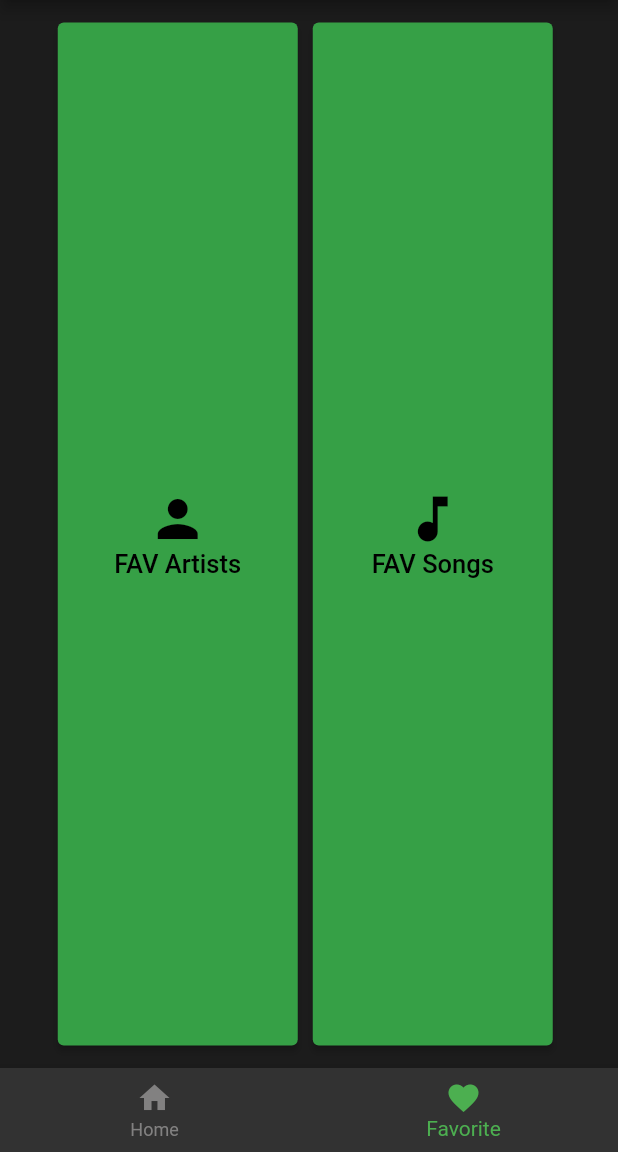
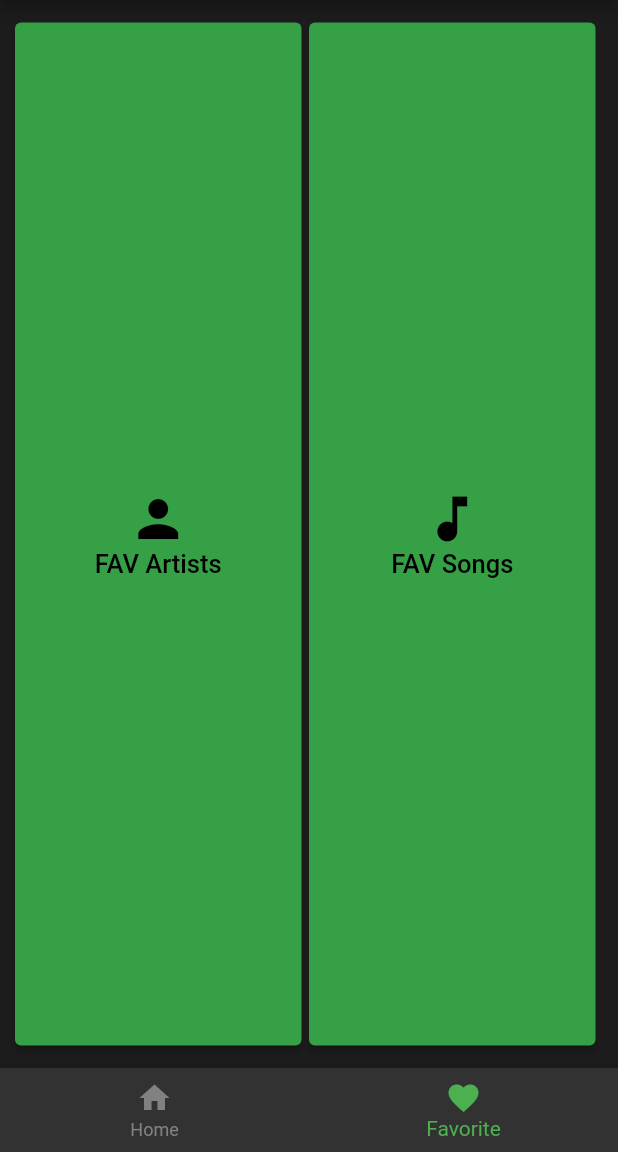
Before and after one commit to hermandyudin/flutter_group_project, a Flutter app: the screen it shows after launch, item 2 of the bottom bar chosen, on a phone screen of 412 x 824 dp, the part 84-1236 px from its top. Run offline on Flutter 3.47's test engine with Material 2 defaults, Android fonts, the phone set to English and light mode, and no system bars; our stand-ins replace internet_connection_checker; network calls fail; Roboto replaces fonts that are missing (Montserrat).

Commit message:
Fixed favourite screen

```diff
--- a/lib/favorite_page.dart
+++ b/lib/favorite_page.dart
@@ -21,6 +21,7 @@ class FavoriteNew extends State<FavoriteNewStateful> {
 
   @override
   Widget build(BuildContext context) {
+    double width = MediaQuery. of(context). size. width;
     return Padding(
         padding:
             const EdgeInsets.only(left: 10, top: 15, bottom: 15, right: 15),
@@ -29,8 +30,8 @@ class FavoriteNew extends State<FavoriteNewStateful> {
             children: <Widget>[
           ElevatedButton(
               style: ElevatedButton.styleFrom(
-                  minimumSize: const Size(160, 800),
-                  maximumSize: const Size(190, 800),
+                  minimumSize: Size((width-30) / 2, 800),
+                  maximumSize: Size((width-30) / 2, 800),
                   primary: CustomColors.green),
               onPressed: () => Navigator.push(
                   context,
@@ -47,13 +48,11 @@ class FavoriteNew extends State<FavoriteNewStateful> {
                     Text("FAV Artists",
                         style: TextStyle(fontSize: 17, color: Colors.black)),
                   ])),
-          const Padding(
-            padding: EdgeInsets.only(left: 5, right: 5),
-          ),
+          Spacer(),
           ElevatedButton(
               style: ElevatedButton.styleFrom(
-                  minimumSize: const Size(160, 800),
-                  maximumSize: const Size(190, 800),
+                  minimumSize: Size((width-30) / 2, 800),
+                  maximumSize: Size((width-30) / 2, 800),
                   primary: CustomColors.green),
               onPressed: () => Navigator.push(
                   context,
```
